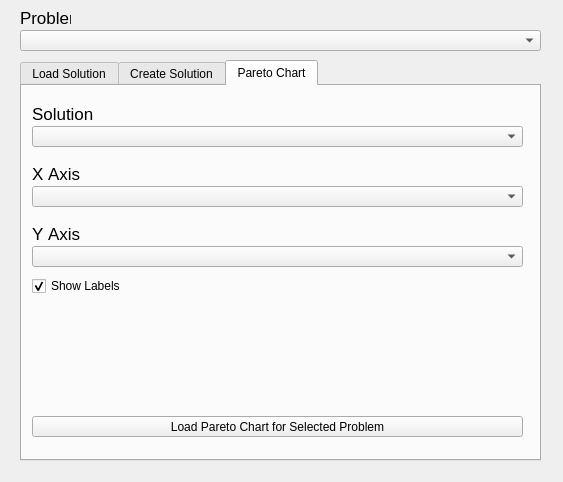
Ingeniousware/QGISWaterIng, file ui/watering_optimization_dialog.ui: the form before one commit.
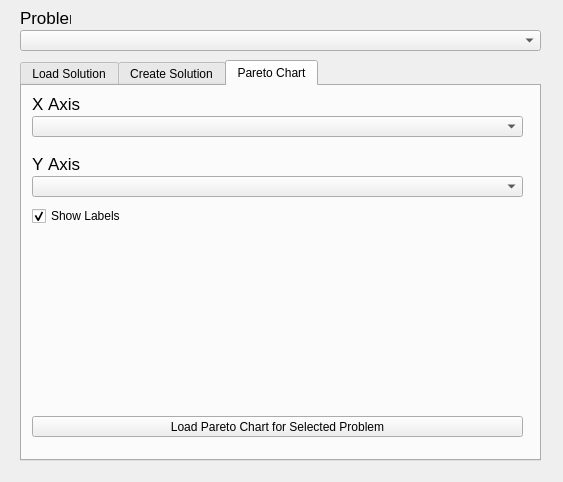
The form after the commit. The open tabs and pages were chosen to show the change.

Diff of the .ui file:
```diff
--- a/ui/watering_optimization_dialog.ui
+++ b/ui/watering_optimization_dialog.ui
@@ -269,7 +269,7 @@
      <property name="geometry">
       <rect>
        <x>10</x>
-       <y>100</y>
+       <y>30</y>
        <width>491</width>
        <height>21</height>
       </rect>
@@ -282,7 +282,7 @@
      <property name="geometry">
       <rect>
        <x>10</x>
-       <y>80</y>
+       <y>10</y>
        <width>51</width>
        <height>16</height>
       </rect>
@@ -303,7 +303,7 @@
      <property name="geometry">
       <rect>
        <x>10</x>
-       <y>160</y>
+       <y>90</y>
        <width>491</width>
        <height>21</height>
       </rect>
@@ -316,7 +316,7 @@
      <property name="geometry">
       <rect>
        <x>10</x>
-       <y>140</y>
+       <y>70</y>
        <width>51</width>
        <height>16</height>
       </rect>
@@ -337,7 +337,7 @@
      <property name="geometry">
       <rect>
        <x>10</x>
-       <y>190</y>
+       <y>120</y>
        <width>181</width>
        <height>20</height>
       </rect>
@@ -349,40 +349,6 @@
       <bool>true</bool>
      </property>
     </widget>
-    <widget class="QComboBox" name="solutions_box">
-     <property name="geometry">
-      <rect>
-       <x>10</x>
-       <y>40</y>
-       <width>491</width>
-       <height>21</height>
-      </rect>
-     </property>
-    </widget>
-    <widget class="QLabel" name="projectLabel_7">
-     <property name="enabled">
-      <bool>true</bool>
-     </property>
-     <property name="geometry">
-      <rect>
-       <x>10</x>
-       <y>20</y>
-       <width>81</width>
-       <height>16</height>
-      </rect>
-     </property>
-     <property name="font">
-      <font>
-       <pointsize>13</pointsize>
-       <weight>50</weight>
-       <bold>false</bold>
-       <kerning>false</kerning>
-      </font>
-     </property>
-     <property name="text">
-      <string>Solution</string>
-     </property>
-    </widget>
    </widget>
   </widget>
   <widget class="QLabel" name="projectLabel">
```
Left out of the diff: 19 changed lines with no effect on the pictures.
